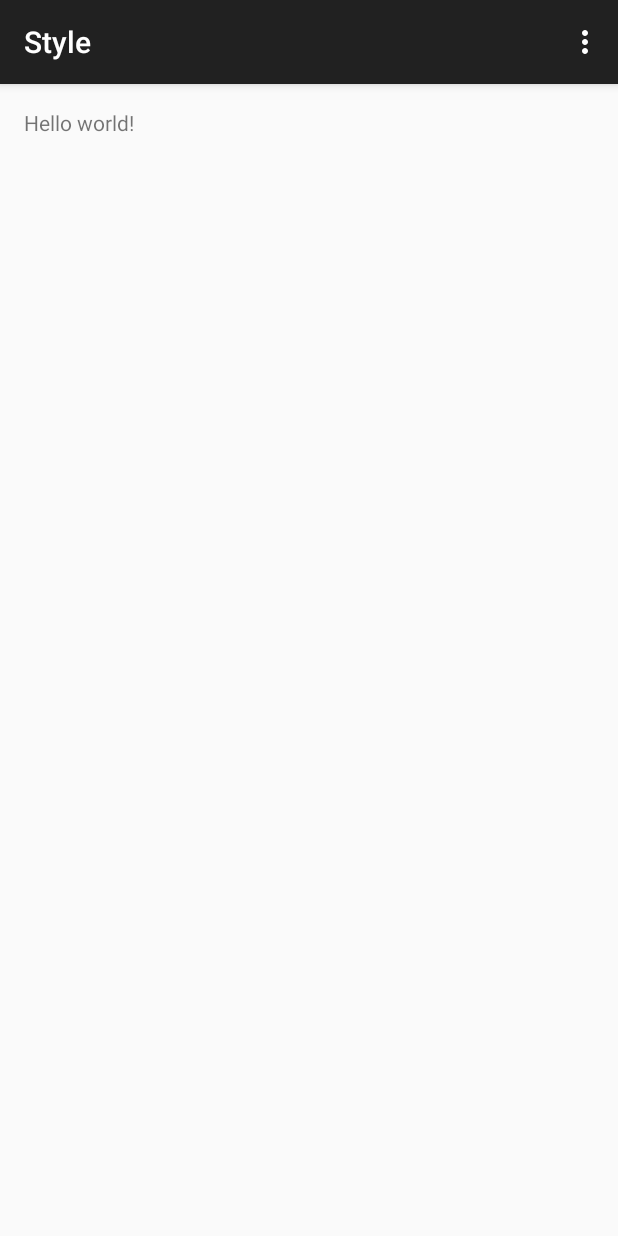
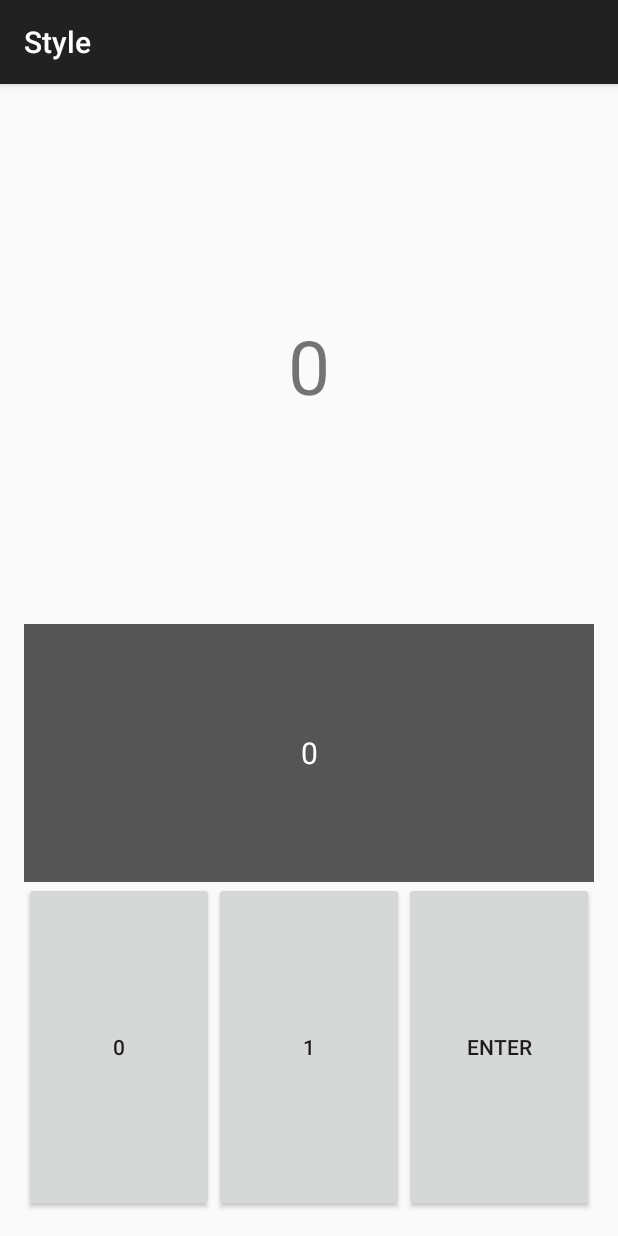
Before and after one commit to juns21/sample_android, an Android app: the screen it shows after launch (MainActivity), on a phone screen of 412 x 824 dp. Run offline under Robolectric (Android 15) with nearby library versions, the phone set to English and light mode, and no system bars.

Commit message:
project created

```diff
--- a/Style/app/src/main/AndroidManifest.xml
+++ b/Style/app/src/main/AndroidManifest.xml
@@ -8,6 +8,7 @@
         android:label="@string/app_name"
         android:theme="@style/AppTheme" >
         <activity
+            android:screenOrientation="portrait"
             android:name=".MainActivity"
             android:label="@string/app_name" >
             <intent-filter>
--- a/Style/app/src/main/java/com/example/c/style/MainActivity.java
+++ b/Style/app/src/main/java/com/example/c/style/MainActivity.java
@@ -1,39 +1,19 @@
 package com.example.c.style;
 
-import android.support.v7.app.ActionBarActivity;
 import android.os.Bundle;
-import android.view.Menu;
-import android.view.MenuItem;
+import android.support.v4.app.Fragment;
 
 
-public class MainActivity extends ActionBarActivity {
+public class MainActivity extends SingleFragmentActivity {
+
+    @Override
+    protected Fragment createFragment() {
+        return new RemoteControlFragment();
+    }
 
     @Override
     protected void onCreate(Bundle savedInstanceState) {
         super.onCreate(savedInstanceState);
         setContentView(R.layout.activity_main);
     }
-
-
-    @Override
-    public boolean onCreateOptionsMenu(Menu menu) {
-        // Inflate the menu; this adds items to the action bar if it is present.
-        getMenuInflater().inflate(R.menu.menu_main, menu);
-        return true;
-    }
-
-    @Override
-    public boolean onOptionsItemSelected(MenuItem item) {
-        // Handle action bar item clicks here. The action bar will
-        // automatically handle clicks on the Home/Up button, so long
-        // as you specify a parent activity in AndroidManifest.xml.
-        int id = item.getItemId();
-
-        //noinspection SimplifiableIfStatement
-        if (id == R.id.action_settings) {
-            return true;
-        }
-
-        return super.onOptionsItemSelected(item);
-    }
 }
--- /dev/null
+++ b/Style/app/src/main/java/com/example/c/style/RemoteControlFragment.java
@@ -0,0 +1,51 @@
+package com.example.c.style;
+
+import android.os.Bundle;
+import android.support.annotation.Nullable;
+import android.support.v4.app.Fragment;
+import android.view.LayoutInflater;
+import android.view.View;
+import android.view.ViewGroup;
+import android.widget.Button;
+import android.widget.TextView;
+
+/**
+ * Created by c on 2015-01-31.
+ */
+public class RemoteControlFragment extends Fragment {
+    private TextView mSelectedTextView;
+    private TextView mWorkingTextView;
+
+    @Override
+    public View onCreateView(LayoutInflater inflater, @Nullable ViewGroup container, @Nullable Bundle savedInstanceState) {
+        //return super.onCreateView(inflater, container, savedInstanceState);
+        View v = inflater.inflate(R.layout.fragment_remote_control, container, false);
+        mSelectedTextView = (TextView) v.findViewById(R.id.fragment_remote_control_selectedTextView);
+        mWorkingTextView = (TextView) v.findViewById(R.id.fragment_remote_control_workingTextView);
+
+        Button btnZero = (Button) v.findViewById(R.id.fragment_remote_control_zeroButton);
+        Button btnOne = (Button) v.findViewById(R.id.fragment_remote_control_oneButton);
+        Button btnEnter = (Button) v.findViewById(R.id.fragment_remote_control_enterButton);
+
+        View.OnClickListener numberButtonListener = new View.OnClickListener() {
+            @Override
+            public void onClick(View v) {
+                TextView textView = (TextView) v;
+                String text = textView.getText().toString();
+                String working = mWorkingTextView.getText().toString();
+                mWorkingTextView.setText(working + text);
+            }
+        };
+        btnZero.setOnClickListener(numberButtonListener);
+        btnOne.setOnClickListener(numberButtonListener);
+        btnEnter.setOnClickListener(new View.OnClickListener() {
+            @Override
+            public void onClick(View v) {
+                String working = mWorkingTextView.getText().toString();
+                mSelectedTextView.setText(working);
+            }
+        });
+
+        return v;
+    }
+}
--- /dev/null
+++ b/Style/app/src/main/java/com/example/c/style/SingleFragmentActivity.java
@@ -0,0 +1,29 @@
+package com.example.c.style;
+
+import android.os.Bundle;
+import android.support.v4.app.Fragment;
+import android.support.v4.app.FragmentManager;
+import android.support.v7.app.ActionBarActivity;
+
+/**
+ * Created by c on 2015-01-24.
+ */
+public abstract class SingleFragmentActivity extends ActionBarActivity {
+    protected abstract Fragment createFragment();
+
+    @Override
+    protected void onCreate(Bundle savedInstanceState) {
+        super.onCreate(savedInstanceState);
+        setContentView(R.layout.activity_main);
+
+        FragmentManager fm = getSupportFragmentManager();
+        Fragment fr = fm.findFragmentById(R.id.fragmentContainer);
+        if (fr == null) {
+            fr = createFragment();
+            //FragmentTransaction tr = fm.beginTransaction();
+            fm.beginTransaction()
+                    .add(R.id.fragmentContainer, fr)
+                    .commit();
+        }
+    }
+}
--- a/Style/app/src/main/res/layout/activity_main.xml
+++ b/Style/app/src/main/res/layout/activity_main.xml
@@ -1,4 +1,5 @@
-<RelativeLayout xmlns:android="http://schemas.android.com/apk/res/android"
+<FrameLayout
+    xmlns:android="http://schemas.android.com/apk/res/android"
     xmlns:tools="http://schemas.android.com/tools"
     android:layout_width="match_parent"
     android:layout_height="match_parent"
@@ -6,11 +7,9 @@
     android:paddingRight="@dimen/activity_horizontal_margin"
     android:paddingTop="@dimen/activity_vertical_margin"
     android:paddingBottom="@dimen/activity_vertical_margin"
+    android:id="@+id/fragmentContainer"
     tools:context=".MainActivity">
 
-    <TextView
-        android:text="@string/hello_world"
-        android:layout_width="wrap_content"
-        android:layout_height="wrap_content"/>
 
-</RelativeLayout>
+
+</FrameLayout>
--- /dev/null
+++ b/Style/app/src/main/res/layout/fragment_remote_control.xml
@@ -0,0 +1,51 @@
+<?xml version="1.0" encoding="utf-8"?>
+<TableLayout
+    xmlns:android="http://schemas.android.com/apk/res/android"
+    android:id="@+id/fragment_remote_control_tableLayout"
+    android:layout_width="match_parent"
+    android:layout_height="match_parent"
+    android:stretchColumns="*"
+    >
+    <TextView
+        android:id="@+id/fragment_remote_control_selectedTextView"
+        android:layout_width="match_parent"
+        android:layout_height="0dp"
+        android:layout_weight="2"
+        android:gravity="center"
+        android:text="0"
+        android:textSize="50dp"
+        />
+    <TextView
+        android:id="@+id/fragment_remote_control_workingTextView"
+        android:layout_width="match_parent"
+        android:layout_height="0dp"
+        android:layout_weight="1"
+        android:background="#555555"
+        android:gravity="center"
+        android:text="0"
+        android:textColor="#ffffff"
+        android:textSize="20dp"
+        />
+
+    <TableRow android:layout_weight="1">
+        <Button
+            android:id="@+id/fragment_remote_control_zeroButton"
+            android:layout_width="0dp"
+            android:layout_height="match_parent"
+            android:text="0"
+            />
+        <Button
+            android:id="@+id/fragment_remote_control_oneButton"
+            android:layout_width="0dp"
+            android:layout_height="match_parent"
+            android:text="1"
+            />
+        <Button
+            android:id="@+id/fragment_remote_control_enterButton"
+            android:layout_width="0dp"
+            android:layout_height="match_parent"
+            android:text="ENTER"
+            />
+    </TableRow>
+
+</TableLayout>
```
Also changed, not shown: 1 other file. Lines whose indentation alone changed are shown as unchanged.
